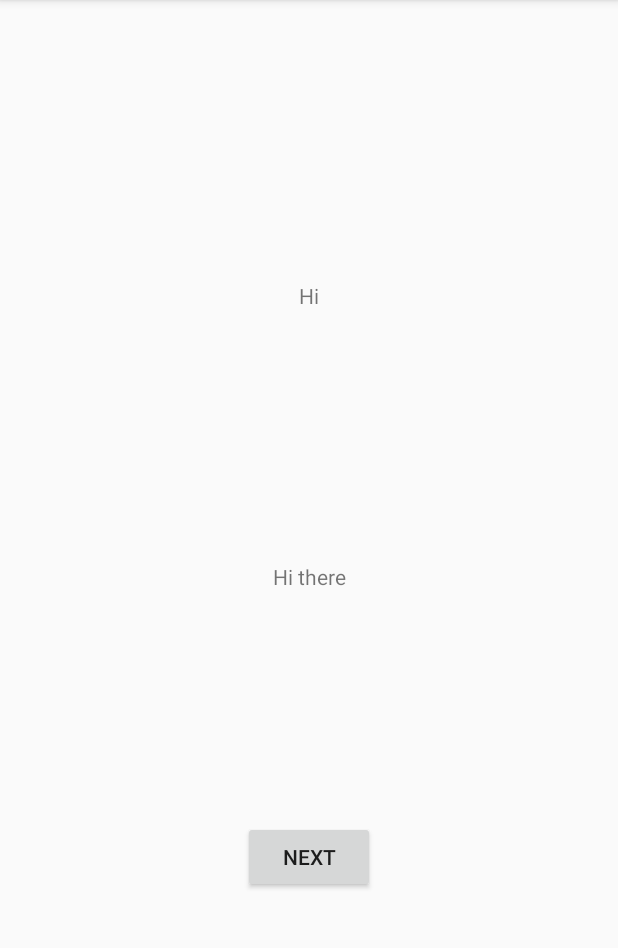
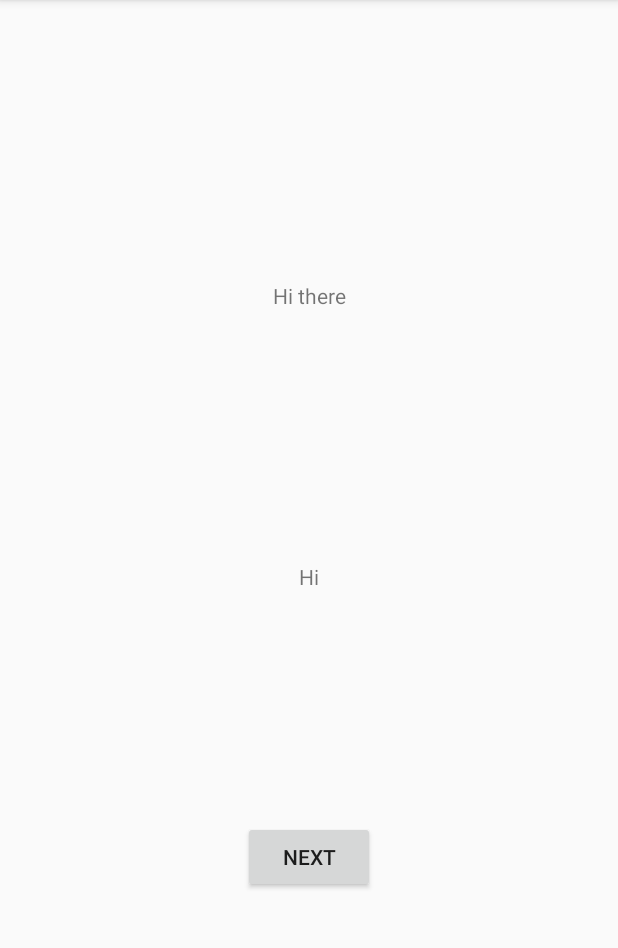
Before and after one commit to Jo-R/ChatBox, an Android app: the screen it shows after launch (ChatActivity), on a phone screen of 412 x 824 dp, the part 84-1032 px from its top. Run offline under Robolectric (Android 15) with nearby library versions, the phone set to English and light mode, and no system bars.

```diff
--- a/app/src/main/java/com/bignerdranch/android/chatbox/ChatActivity.java
+++ b/app/src/main/java/com/bignerdranch/android/chatbox/ChatActivity.java
@@ -20,6 +20,8 @@ public class ChatActivity extends AppCompatActivity {
     private Button mNextBtn;
 
     private ChatManager mChatManager;
+    private int mCurrAgentMoveId;
+    private int mCurrUserMoveId;
 
     @Override
     protected void onCreate(Bundle savedInstanceState) {
@@ -29,6 +31,12 @@ public class ChatActivity extends AppCompatActivity {
         mAgentText = findViewById(R.id.agent_text);
         mUserText = findViewById(R.id.user_text);
         mNextBtn = findViewById(R.id.next_button);
+
+        //used in updateUI - wouldn't want to change these if had a savedInstanceState
+        if (savedInstanceState == null) {
+            mCurrAgentMoveId = -1;
+            mCurrUserMoveId = -1;
+        }
 
         mNextBtn.setOnClickListener(new View.OnClickListener() {
             @Override
@@ -42,11 +50,24 @@ public class ChatActivity extends AppCompatActivity {
     }
 
     private void updateUI() {
-        mChatManager = ChatManager.get(this); //current activity context but ctor then sets it to
-        // getApplicationContext()
+        mChatManager = ChatManager.get(this);
         Conversation currConvo = mChatManager.getConversation("test request");
         List<Sentence> currDialogue = currConvo.getDialogue();
-        mAgentText.setText(currDialogue.get(0).getContent());
-        mUserText.setText(currDialogue.get(1).getContent());
+
+        //find agent and user IDs for next move
+        //initial move
+        if (mCurrAgentMoveId == -1 || mCurrUserMoveId == -1) {
+            for (Sentence sentence : currDialogue) {
+                if (sentence.getSender().equals("Agent") && mCurrAgentMoveId == -1) {
+                    mAgentText.setText(sentence.getContent());
+                    mCurrAgentMoveId = sentence.getId();
+                } else if (sentence.getSender().equals("User") && mCurrUserMoveId == -1) {
+                    mUserText.setText(sentence.getContent());
+                    mCurrUserMoveId = sentence.getId();
+                }
+            }
+        }
+
     }
+
 }
```
